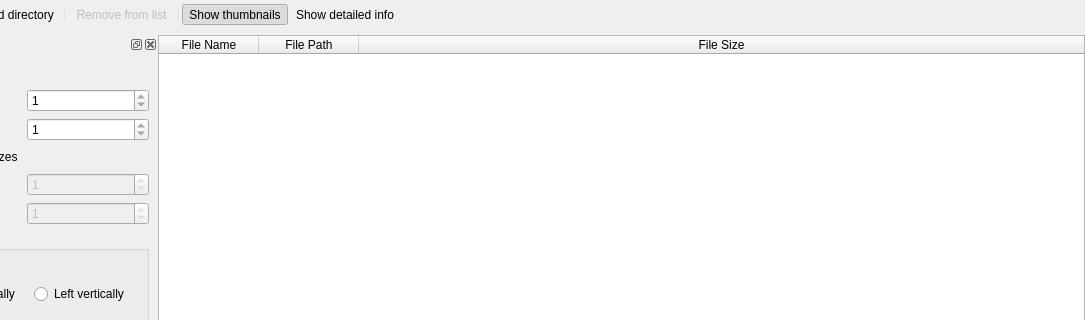
Old version of the form src/ui/fpsbatchwidget.ui in the repository zxunge/FreePictureSplitter; both pictures show x 110 to 1195 and y 0 to 320 of the 1195 by 670 pixel window.
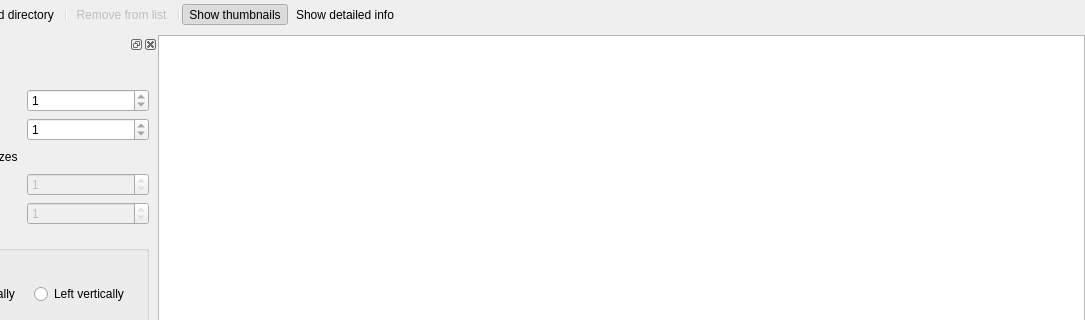
New version of the form. The open tabs and pages were chosen to show the change. Icons and pictures are not drawn.

Commit message: Switch to Model/View framework.

The edit to the form file:
```diff
--- a/src/ui/fpsbatchwidget.ui
+++ b/src/ui/fpsbatchwidget.ui
@@ -338,7 +338,7 @@
            <number>0</number>
           </property>
           <item row="0" column="0">
-           <widget class="QTableWidget" name="wgtTable">
+           <widget class="QTableView" name="viewTable">
             <property name="sizePolicy">
              <sizepolicy hsizetype="Expanding" vsizetype="Expanding">
               <horstretch>1</horstretch>
@@ -354,30 +354,6 @@
             <property name="selectionBehavior">
              <enum>QAbstractItemView::SelectionBehavior::SelectItems</enum>
             </property>
-            <property name="columnCount">
-             <number>3</number>
-            </property>
-            <attribute name="horizontalHeaderStretchLastSection">
-             <bool>true</bool>
-            </attribute>
-            <attribute name="verticalHeaderVisible">
-             <bool>false</bool>
-            </attribute>
-            <column>
-             <property name="text">
-              <string>File Name</string>
-             </property>
-            </column>
-            <column>
-             <property name="text">
-              <string>File Path</string>
-             </property>
-            </column>
-            <column>
-             <property name="text">
-              <string>File Size</string>
-             </property>
-            </column>
            </widget>
           </item>
          </layout>
```
Left out of the diff: 2 changed lines with no effect on the pictures.
